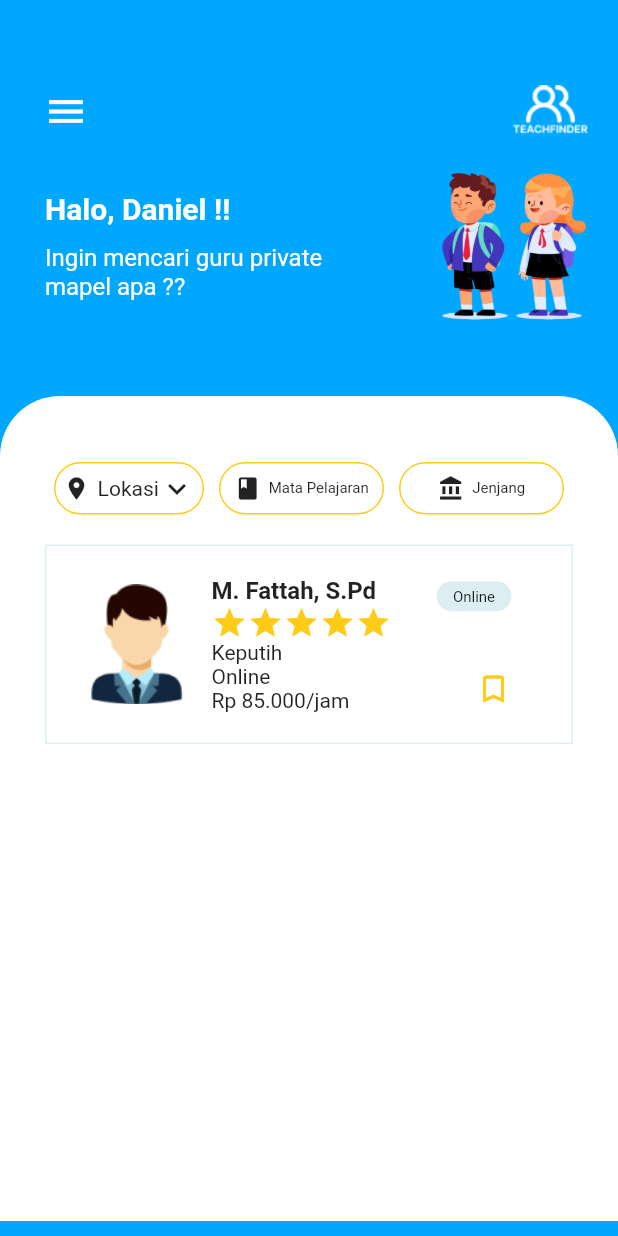
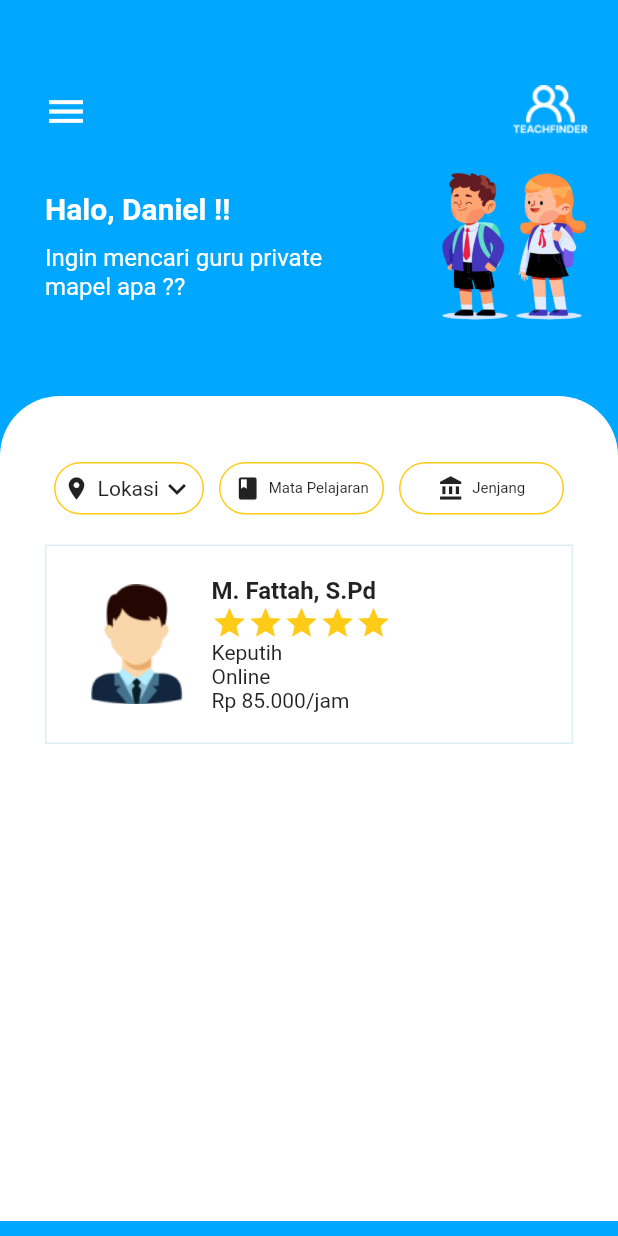
Before and after one commit to bagusbangselok/teach_finder_app, a Flutter app: the HomeUser screen opened directly, on a phone screen of 412 x 824 dp. Run offline on Flutter 3.47's test engine with Material 2 defaults, Android fonts, the phone set to English and light mode, and no system bars; our stand-ins replace animated_splash_screen, bloc, equatable, flutter_bloc.

Commit message:
update bagus

```diff
--- a/lib/ui/utils/card_list_teacher.dart
+++ b/lib/ui/utils/card_list_teacher.dart
@@ -77,32 +77,7 @@ class CardListTeacher extends StatelessWidget {
               ),
             ],
           ),
-          SizedBox(width: 30),
-          Column(
-            mainAxisAlignment: MainAxisAlignment.spaceBetween,
-            crossAxisAlignment: CrossAxisAlignment.end,
-            children: [
-              Container(
-                height: 20,
-                width: 50,
-                padding: EdgeInsets.symmetric(
-                    vertical: 5
-                ),
-                decoration: BoxDecoration(
-                    borderRadius:BorderRadius.circular(20),
-                    color: Color(0xFFDDEEF3)
-                ),
-                child: Text("Online",
-                    textAlign: TextAlign.center,
-                    style: TextStyle(
-                        fontSize: 10, fontWeight: FontWeight.w400
-                    )
-                ),
-              ),
-              SizedBox(height: 40),
-              Icon(Icons.bookmark_border, color: Color(0xFFFFCB17))
-            ],
-          )
+          SizedBox(width: 30)
         ],
       ),
     );
```
